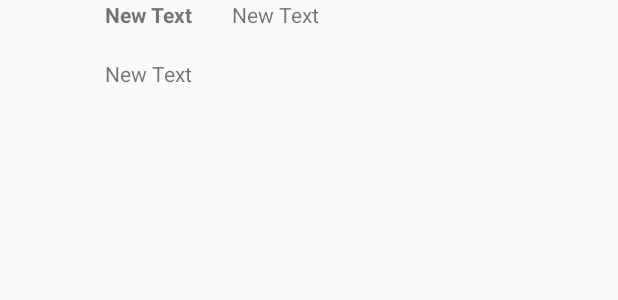
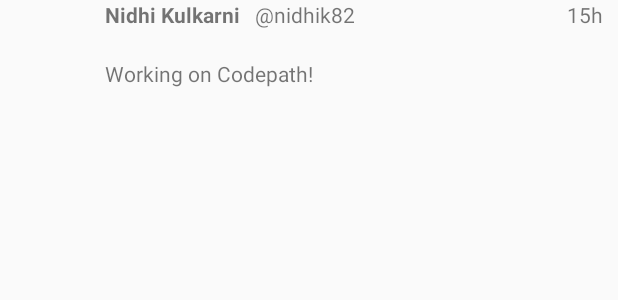
Before and after one commit to 1jinwoo/YHack_2017_Project, an Android app: the layout item_tweet.xml on its own in the app's theme, with its tools: preview values and no code run, on a phone screen of 412 x 824 dp. Shown: the top 300 px of the screen. Run offline under Robolectric (Android 15) with nearby library versions, the phone set to English and light mode, and no system bars.

Commit message:
add relative timestamp

```diff
--- a/app/src/main/java/com/codepath/apps/tweets/TweetsArrayAdapter.java
+++ b/app/src/main/java/com/codepath/apps/tweets/TweetsArrayAdapter.java
@@ -36,6 +36,7 @@ public class TweetsArrayAdapter extends ArrayAdapter<Tweet> {
         TextView tvUsername = (TextView) convertView.findViewById(R.id.tvUsername);
         TextView tvBody = (TextView) convertView.findViewById(R.id.tvBody);
         TextView tvName = (TextView) convertView.findViewById(R.id.tvName);
+        TextView tvTime= (TextView) convertView.findViewById(R.id.tvTime);
 
 
         ivProfileImage.setImageResource(0);
@@ -44,6 +45,7 @@ public class TweetsArrayAdapter extends ArrayAdapter<Tweet> {
         tvUsername.setText("@" + tweet.getUser().getScreenName());
         tvName.setText(tweet.getUser().getName());
         tvBody.setText(tweet.getBody());
+        tvTime.setText(tweet.getRelativeTimestamp());
 
         return convertView;
     }
--- a/app/src/main/res/layout/item_tweet.xml
+++ b/app/src/main/res/layout/item_tweet.xml
@@ -14,7 +14,7 @@
     <TextView
         android:layout_width="wrap_content"
         android:layout_height="wrap_content"
-        android:text="New Text"
+        android:text="Nidhi Kulkarni"
         android:id="@+id/tvName"
         android:layout_alignParentTop="true"
         android:layout_toRightOf="@+id/ivProfileImage"
@@ -24,7 +24,7 @@
     <TextView
         android:layout_width="wrap_content"
         android:layout_height="wrap_content"
-        android:text="New Text"
+        android:text="Working on Codepath!"
         android:id="@+id/tvBody"
         android:layout_below="@+id/tvName"
         android:layout_toRightOf="@+id/ivProfileImage"
@@ -34,11 +34,22 @@
     <TextView
         android:layout_width="wrap_content"
         android:layout_height="wrap_content"
-        android:text="New Text"
+        android:text="\@nidhik82"
         android:id="@+id/tvUsername"
         android:layout_alignParentTop="true"
         android:layout_toRightOf="@+id/tvName"
         android:layout_toEndOf="@+id/tvName"
-        android:layout_marginLeft="26dp"
-        android:layout_marginStart="26dp" />
+        android:layout_marginLeft="10dp"
+        android:layout_marginStart="10dp" />
+
+    <TextView
+        android:layout_width="wrap_content"
+        android:layout_height="wrap_content"
+        android:text="15h"
+        android:id="@+id/tvTime"
+        android:layout_alignParentTop="true"
+        android:layout_alignParentRight="true"
+        android:layout_alignParentEnd="true"
+        android:layout_above="@+id/tvBody"
+        android:layout_marginRight="10dp"/>
 </RelativeLayout>
```
Also changed, not shown: app/src/main/java/com/codepath/apps/tweets/models/Tweet.java (+25 -0 lines).
